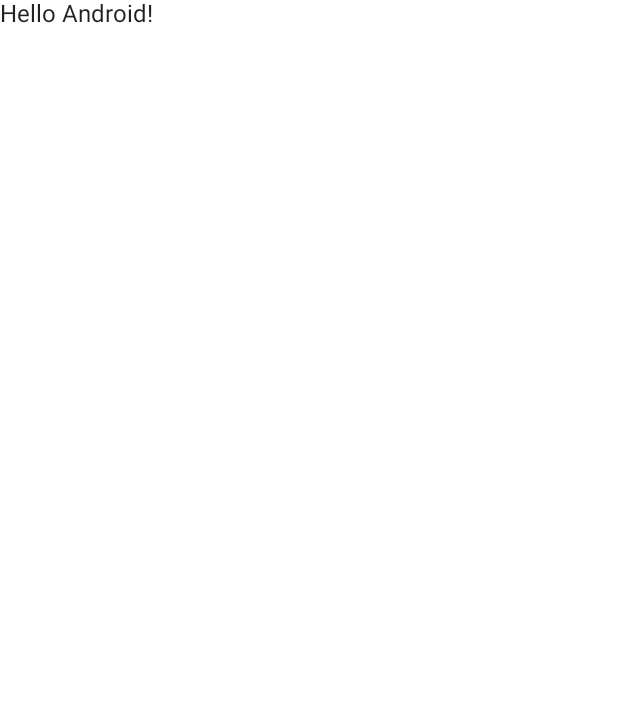
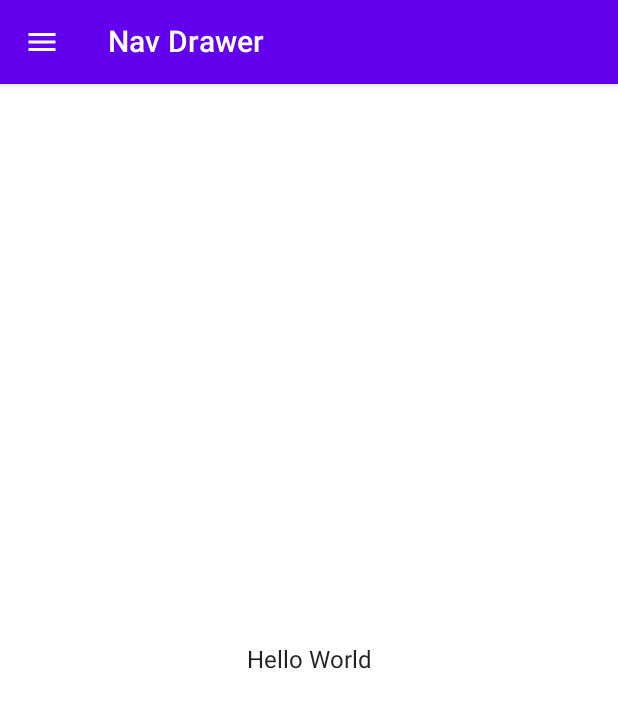
Before and after one commit to ferdyhaspin/Nav-Drawer, an Android app built with Jetpack Compose: the screen it shows after launch (MainActivity), on a phone screen of 412 x 824 dp. Before the commit the part shown is almost empty. Shown: the top 708 px of the screen. Run offline under Robolectric (Android 15) with nearby library versions, the phone set to English and light mode, and no system bars.

Commit message:
finish creating nav drawer

```diff
--- a/app/src/main/java/org/ferdyhaspin/nav_drawer/MainActivity.kt
+++ b/app/src/main/java/org/ferdyhaspin/nav_drawer/MainActivity.kt
@@ -1,6 +1,7 @@
 package org.ferdyhaspin.nav_drawer
 
 import android.os.Bundle
+import android.widget.Toast
 import androidx.activity.ComponentActivity
 import androidx.activity.compose.setContent
 import androidx.compose.foundation.layout.fillMaxSize
@@ -22,22 +23,9 @@ class MainActivity : ComponentActivity() {
                     modifier = Modifier.fillMaxSize(),
                     color = MaterialTheme.colors.background
                 ) {
-                    Greeting("Android")
+                    MyNavDrawerApp()
                 }
             }
         }
     }
 }
-
-@Composable
-fun Greeting(name: String) {
-    Text(text = "Hello $name!")
-}
-
-@Preview(showBackground = true)
-@Composable
-fun DefaultPreview() {
-    NavDrawerTheme {
-        Greeting("Android")
-    }
-}
--- /dev/null
+++ b/app/src/main/java/org/ferdyhaspin/nav_drawer/MyNavDrawerApp.kt
@@ -0,0 +1,195 @@
+package org.ferdyhaspin.nav_drawer
+
+import android.app.Activity
+import android.widget.Toast
+import androidx.activity.OnBackPressedCallback
+import androidx.activity.compose.LocalOnBackPressedDispatcherOwner
+import androidx.compose.foundation.background
+import androidx.compose.foundation.clickable
+import androidx.compose.foundation.layout.*
+import androidx.compose.material.*
+import androidx.compose.material.icons.Icons
+import androidx.compose.material.icons.filled.AccountCircle
+import androidx.compose.material.icons.filled.Favorite
+import androidx.compose.material.icons.filled.Home
+import androidx.compose.material.icons.filled.Menu
+import androidx.compose.runtime.*
+import androidx.compose.ui.Alignment
+import androidx.compose.ui.Modifier
+import androidx.compose.ui.graphics.Color
+import androidx.compose.ui.graphics.vector.ImageVector
+import androidx.compose.ui.platform.LocalContext
+import androidx.compose.ui.platform.LocalLifecycleOwner
+import androidx.compose.ui.res.stringResource
+import androidx.compose.ui.tooling.preview.Preview
+import androidx.compose.ui.unit.dp
+import kotlinx.coroutines.launch
+import org.ferdyhaspin.nav_drawer.ui.theme.NavDrawerTheme
+
+/**
+ * Created by ferdyhaspin on 24/11/22.
+ */
+@Composable
+fun MyNavDrawerApp() {
+    val scaffoldState = rememberScaffoldState()
+    val scope = rememberCoroutineScope()
+    val context = LocalContext.current
+
+    Scaffold(
+        scaffoldState = scaffoldState,
+        topBar = {
+            MyTopBar(
+                onMenuClick = {
+                    scope.launch {
+                        scaffoldState.drawerState.open()
+                    }
+                }
+            )
+        },
+        drawerContent = {
+            MyDrawerContent(
+                onItemSelected = { title ->
+                    scope.launch {
+                        scaffoldState.drawerState.close()
+                        val snackbarResult = scaffoldState.snackbarHostState.showSnackbar(
+                            message = context.resources.getString(R.string.coming_soon, title),
+                            actionLabel = context.resources.getString(R.string.subscribe_question)
+                        )
+                        if (snackbarResult == SnackbarResult.ActionPerformed) {
+                            Toast.makeText(
+                                context,
+                                context.resources.getString(R.string.subscribed_info),
+                                Toast.LENGTH_SHORT
+                            ).show()
+                        }
+                    }
+                },
+                onBackPress = {
+                    if (scaffoldState.drawerState.isOpen) {
+                        scope.launch {
+                            scaffoldState.drawerState.close()
+                        }
+                    } else {
+                        (context as? Activity)?.finish()
+                    }
+                },
+            )
+        },
+        drawerGesturesEnabled = scaffoldState.drawerState.isOpen,
+    ) { paddingValues ->
+        Box(
+            modifier = Modifier
+                .fillMaxSize()
+                .padding(paddingValues),
+            contentAlignment = Alignment.Center
+        ) {
+            Text(stringResource(R.string.hello_world))
+        }
+    }
+}
+
+@Composable
+fun MyTopBar(onMenuClick: () -> Unit) {
+    TopAppBar(
+        navigationIcon = {
+            IconButton(onClick = onMenuClick) {
+                Icon(
+                    imageVector = Icons.Default.Menu,
+                    contentDescription = stringResource(R.string.menu)
+                )
+            }
+        },
+        title = {
+            Text(stringResource(R.string.app_name))
+        },
+    )
+}
+
+data class MenuItem(val title: String, val icon: ImageVector)
+
+@Composable
+fun MyDrawerContent(
+    modifier: Modifier = Modifier,
+    onItemSelected: (title: String) -> Unit,
+    onBackPress: () -> Unit,
+) {
+    val items = listOf(
+        MenuItem(
+            title = stringResource(R.string.home),
+            icon = Icons.Default.Home
+        ),
+        MenuItem(
+            title = stringResource(R.string.favourite),
+            icon = Icons.Default.Favorite
+        ),
+        MenuItem(
+            title = stringResource(R.string.profile),
+            icon = Icons.Default.AccountCircle
+        ),
+    )
+    Column(modifier.fillMaxSize()) {
+        Box(
+            modifier = Modifier
+                .height(190.dp)
+                .fillMaxWidth()
+                .background(MaterialTheme.colors.primary)
+        )
+        for (item in items) {
+            Row(
+                modifier = Modifier
+                    .clickable { onItemSelected(item.title) }
+                    .padding(vertical = 12.dp, horizontal = 16.dp)
+                    .fillMaxWidth(),
+                verticalAlignment = Alignment.CenterVertically
+            ) {
+                Icon(
+                    imageVector = item.icon,
+                    contentDescription = item.title,
+                    tint = Color.DarkGray
+                )
+                Spacer(Modifier.width(32.dp))
+                Text(text = item.title, style = MaterialTheme.typography.subtitle2)
+            }
+        }
+        Divider()
+    }
+    BackPressHandler {
+        onBackPress()
+    }
+}
+
+@Composable
+fun BackPressHandler(enabled: Boolean = true, onBackPressed: () -> Unit) {
+    val currentOnBackPressed by rememberUpdatedState(onBackPressed)
+    val backCallback = remember {
+        object : OnBackPressedCallback(enabled) {
+            override fun handleOnBackPressed() {
+                currentOnBackPressed()
+            }
+        }
+    }
+
+    SideEffect {
+        backCallback.isEnabled = enabled
+    }
+
+    val backDispatcher = checkNotNull(LocalOnBackPressedDispatcherOwner.current) {
+        "No OnBackPressedDispatcherOwner was provided via LocalOnBackPressedDispatcherOwner"
+    }.onBackPressedDispatcher
+
+    val lifecycleOwner = LocalLifecycleOwner.current
+    DisposableEffect(lifecycleOwner, backDispatcher) {
+        backDispatcher.addCallback(lifecycleOwner, backCallback)
+        onDispose {
+            backCallback.remove()
+        }
+    }
+}
+
+@Preview(showBackground = true)
+@Composable
+fun DefaultPreview() {
+    NavDrawerTheme() {
+        MyNavDrawerApp()
+    }
+}
--- a/app/src/main/res/values/strings.xml
+++ b/app/src/main/res/values/strings.xml
@@ -1,3 +1,12 @@
 <resources>
     <string name="app_name">Nav Drawer</string>
+    <string name="hello_world">Hello World</string>
+    <string name="menu">Menu</string>
+    <string name="hello_from_nav_drawer">Hello From Navigation Drawer</string>
+    <string name="home">Home</string>
+    <string name="favourite">Favourite</string>
+    <string name="profile">Profile</string>
+    <string name="coming_soon">%s Menu is Coming Soon!</string>
+    <string name="subscribe_question">Subscribe?</string>
+    <string name="subscribed_info">Subscribed. You will informed when the feature is ready</string>
 </resources>
```
